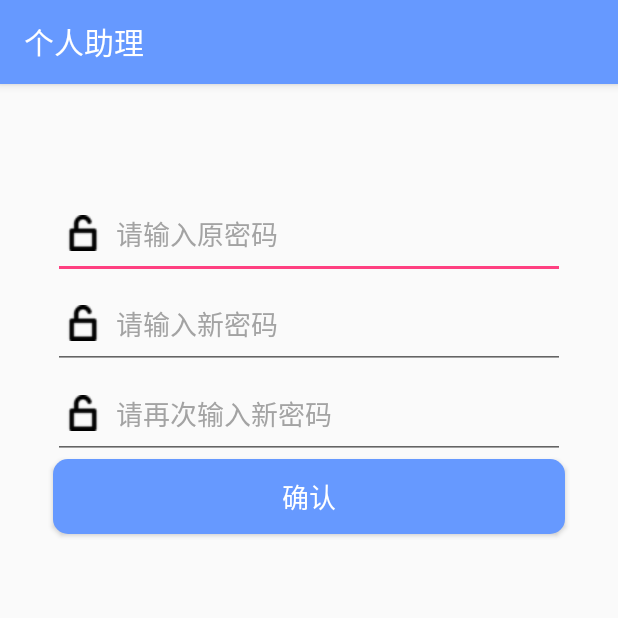
After one commit to xch752/PersonAssistant, an Android app: the UpdatePassword screen opened directly, with no data from a screen before it, on a phone screen of 412 x 824 dp, the top half of it. The commit adds this screen. Run offline under Robolectric (Android 15) with nearby library versions, the phone set to English and light mode, and no system bars; libraries missing offline, so code that uses them is left out: cn.bmob.v3; 1 statement that could not run was skipped.

Commit message:
增加修改密码功能
add update password

```diff
--- a/app/src/main/AndroidManifest.xml
+++ b/app/src/main/AndroidManifest.xml
@@ -17,7 +17,8 @@
         android:roundIcon="@mipmap/ic_launcher_round"
         android:supportsRtl="true"
         android:theme="@style/AppTheme">
-        <activity android:name=".activity.NoteItemActivity"></activity>
+        <activity android:name=".activity.UpdatePassword"></activity>
+        <activity android:name=".activity.NoteItemActivity" />
         <activity android:name=".activity.AddNoteActivity" />
         <activity android:name=".activity.WelcomeActivity">
             <intent-filter>
--- a/app/src/main/java/com/example/fragment/activity/LoginActivity.java
+++ b/app/src/main/java/com/example/fragment/activity/LoginActivity.java
@@ -72,7 +72,9 @@ public class LoginActivity extends AppCompatActivity {
         //如果上次登录选了自动登录，那进入登录页面也自动勾选自动登录
         if(choseAutoLogin){
             autologin.setChecked(true);
+            userNameValue=name;
             Intent intent =new Intent(LoginActivity.this,MainActivity.class);
+            intent.putExtra("userName",userNameValue);
             startActivity(intent);
         }
 
@@ -118,6 +120,7 @@ public class LoginActivity extends AppCompatActivity {
 
                             //跳转
                             Intent intent =new Intent(LoginActivity.this,MainActivity.class);
+                            intent.putExtra("userName",userNameValue);
                             startActivity(intent);
 
                         } else {
--- /dev/null
+++ b/app/src/main/java/com/example/fragment/activity/UpdatePassword.java
@@ -0,0 +1,72 @@
+package com.example.fragment.activity;
+
+import androidx.appcompat.app.AppCompatActivity;
+
+import android.content.Intent;
+import android.os.Bundle;
+import android.view.View;
+import android.widget.Button;
+import android.widget.EditText;
+import android.widget.Toast;
+
+import com.example.fragment.R;
+
+import cn.bmob.v3.BmobUser;
+import cn.bmob.v3.exception.BmobException;
+import cn.bmob.v3.listener.UpdateListener;
+
+public class UpdatePassword extends AppCompatActivity {
+    private String userName="无";
+
+    private String oldPasswordS,newPasswordS,newPassword1S;
+    private EditText oldPassword,newPassword,newPassword1;
+    private Button btn_update_password;
+    @Override
+    protected void onCreate(Bundle savedInstanceState) {
+        super.onCreate(savedInstanceState);
+        setContentView(R.layout.activity_update_password);
+
+        oldPassword =(EditText)findViewById(R.id.oldPassword);
+        newPassword =(EditText)findViewById(R.id.newPassword);
+        newPassword1 =(EditText)findViewById(R.id.newPassword1);
+        btn_update_password =(Button) findViewById(R.id.btn_update_password);
+
+
+
+        btn_update_password.setOnClickListener(new View.OnClickListener() {
+            @Override
+            public void onClick(View view) {
+                oldPasswordS=oldPassword.getText().toString();
+                newPasswordS=newPassword.getText().toString();
+                newPassword1S=newPassword1.getText().toString();
+                if(newPasswordS.equals(newPassword1S)){
+                    BmobUser.updateCurrentUserPassword(oldPasswordS, newPasswordS, new UpdateListener() {
+                        @Override
+                        public void done(BmobException e) {
+                            if (e == null) {
+                                Toast.makeText(UpdatePassword.this,"修改成功",Toast.LENGTH_LONG).show();
+                                finish();
+                            } else {
+                                Toast.makeText(UpdatePassword.this,"原密码输入错误",Toast.LENGTH_LONG).show();
+                            }
+                        }
+                    });
+                }
+                else{
+                    Toast.makeText(UpdatePassword.this,"密码输入不一致",Toast.LENGTH_LONG).show();
+                }
+            }
+        });
+
+
+
+        Intent intent = getIntent();
+        userName =  intent.getStringExtra("username");
+
+        Toast.makeText(UpdatePassword.this,userName,Toast.LENGTH_LONG).show();
+
+
+    }
+
+
+}
--- /dev/null
+++ b/app/src/main/res/layout/activity_update_password.xml
@@ -0,0 +1,73 @@
+<?xml version="1.0" encoding="utf-8"?>
+<LinearLayout
+    xmlns:android="http://schemas.android.com/apk/res/android"
+    android:layout_width="match_parent"
+    android:layout_height="match_parent"
+    android:orientation="vertical"
+    >
+
+    <EditText
+        android:id="@+id/oldPassword"
+        android:layout_width="fill_parent"
+        android:layout_height="60dp"
+        android:layout_marginTop="70dp"
+        android:layout_marginLeft="35dp"
+        android:layout_marginRight="35dp"
+        android:layout_gravity="center_horizontal"
+        android:drawablePadding="10dp"
+        android:drawableLeft="@drawable/lock"
+        android:paddingLeft="8dp"
+        android:gravity="center_vertical"
+        android:hint="请输入原密码"
+        android:singleLine="true"
+        android:textColor="#000000"
+        android:textColorHint="#a3a3a3"
+        android:textSize="18sp"/>
+    <!--输入框-->
+    <EditText
+        android:id="@+id/newPassword"
+        android:layout_width="fill_parent"
+        android:layout_height="60dp"
+        android:layout_gravity="center_horizontal"
+        android:layout_marginLeft="35dp"
+        android:layout_marginRight="35dp"
+        android:drawablePadding="10dp"
+        android:drawableLeft="@drawable/lock"
+        android:paddingLeft="8dp"
+        android:gravity="center_vertical"
+        android:hint="请输入新密码"
+        android:inputType="textPassword"
+        android:singleLine="true"
+        android:textColor="#000000"
+        android:textColorHint="#a3a3a3"
+        android:textSize="18sp" />
+    <!--输入框-->
+    <EditText
+        android:id="@+id/newPassword1"
+        android:layout_width="fill_parent"
+        android:layout_height="60dp"
+        android:layout_gravity="center_horizontal"
+        android:layout_marginLeft="35dp"
+        android:layout_marginRight="35dp"
+        android:drawablePadding="10dp"
+        android:drawableLeft="@drawable/lock"
+        android:paddingLeft="8dp"
+        android:gravity="center_vertical"
+        android:hint="请再次输入新密码"
+        android:inputType="textPassword"
+        android:singleLine="true"
+        android:textColor="#000000"
+        android:textColorHint="#a3a3a3"
+        android:textSize="18sp" />
+    <Button
+        android:id="@+id/btn_update_password"
+        android:layout_width="fill_parent"
+        android:layout_height="50dp"
+        android:layout_marginLeft="35dp"
+        android:layout_marginRight="35dp"
+        android:layout_gravity="center_horizontal"
+        android:text="确认"
+        android:textColor="@android:color/white"
+        android:textSize="18sp"
+        android:background="@drawable/btn_bg_primary"/>
+</LinearLayout>
```
Also changed, not shown: app/src/main/java/com/example/fragment/activity/MainActivity.java (+7 -0 lines), app/src/main/java/com/example/fragment/fragment/MineFragment.java (+16 -2 lines), app/src/main/res/layout/fragment_mine.xml (+19 -0 lines).
